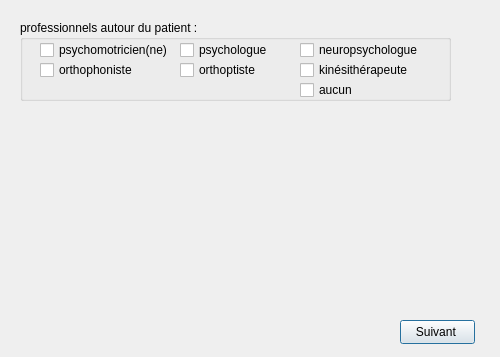
flo91360/TrameErgo, file interface2_2.ui: the form before one commit.
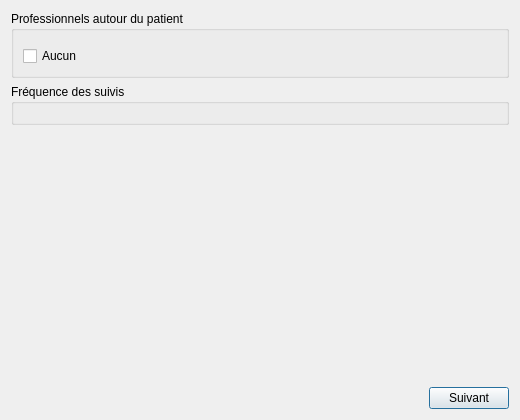
The form after the commit. Custom widgets are drawn as their Qt base class.

What changed in the file:
```diff
--- a/interface2_2.ui
+++ b/interface2_2.ui
@@ -2,146 +2,51 @@
 <ui version="4.0">
  <class>Interface2_2</class>
  <widget class="QDialog" name="Interface2_2">
-  <property name="geometry">
-   <rect>
-    <x>0</x>
-    <y>0</y>
-    <width>500</width>
-    <height>357</height>
-   </rect>
-  </property>
-  <property name="windowTitle">
-   <string>Dialog</string>
-  </property>
-  <widget class="QGroupBox" name="groupBoxProfessionnels">
-   <property name="geometry">
-    <rect>
-     <x>20</x>
-     <y>20</y>
-     <width>431</width>
-     <height>81</height>
-    </rect>
-   </property>
-   <property name="title">
-    <string>professionnels autour du patient :</string>
-   </property>
-   <widget class="QCheckBox" name="checkBoxPsychomotricien">
-    <property name="geometry">
-     <rect>
-      <x>20</x>
-      <y>20</y>
-      <width>133</width>
-      <height>20</height>
-     </rect>
-    </property>
-    <property name="text">
-     <string>psychomotricien(ne)</string>
-    </property>
-   </widget>
-   <widget class="QCheckBox" name="checkBoxOrthophoniste">
-    <property name="geometry">
-     <rect>
-      <x>20</x>
-      <y>40</y>
-      <width>98</width>
-      <height>20</height>
-     </rect>
-    </property>
-    <property name="text">
-     <string>orthophoniste</string>
-    </property>
-   </widget>
-   <widget class="QCheckBox" name="checkBoxOrthopiste">
-    <property name="geometry">
-     <rect>
-      <x>160</x>
-      <y>40</y>
-      <width>84</width>
-      <height>20</height>
-     </rect>
-    </property>
-    <property name="text">
-     <string>orthoptiste </string>
-    </property>
-   </widget>
-   <widget class="QCheckBox" name="checkBoxPsychologue">
-    <property name="geometry">
-     <rect>
-      <x>160</x>
-      <y>20</y>
-      <width>91</width>
-      <height>20</height>
-     </rect>
-    </property>
-    <property name="text">
-     <string>psychologue</string>
-    </property>
-   </widget>
-   <widget class="QCheckBox" name="checkBoxNeuropsychologue">
-    <property name="geometry">
-     <rect>
-      <x>280</x>
-      <y>20</y>
-      <width>122</width>
-      <height>20</height>
-     </rect>
-    </property>
-    <property name="text">
-     <string>neuropsychologue</string>
-    </property>
-   </widget>
-   <widget class="QCheckBox" name="checkBoxKinesiterapeute">
-    <property name="geometry">
-     <rect>
-      <x>280</x>
-      <y>40</y>
-      <width>110</width>
-      <height>20</height>
-     </rect>
-    </property>
-    <property name="text">
-     <string>kinésithérapeute</string>
-    </property>
-   </widget>
-   <widget class="QCheckBox" name="checkBoxAucun">
-    <property name="geometry">
-     <rect>
-      <x>280</x>
-      <y>60</y>
-      <width>76</width>
-      <height>20</height>
-     </rect>
-    </property>
-    <property name="text">
-     <string>aucun</string>
-    </property>
-   </widget>
-  </widget>
-  <widget class="QWidget" name="formLayoutWidget">
-   <property name="geometry">
-    <rect>
-     <x>20</x>
-     <y>120</y>
-     <width>451</width>
-     <height>196</height>
-    </rect>
-   </property>
-   <layout class="QFormLayout" name="formLayoutSuivi"/>
-  </widget>
-  <widget class="QPushButton" name="pushButtonSuivant">
-   <property name="geometry">
-    <rect>
-     <x>400</x>
-     <y>320</y>
-     <width>75</width>
-     <height>24</height>
-    </rect>
-   </property>
-   <property name="text">
-    <string>Suivant </string>
-   </property>
-  </widget>
+  <property name="geometry"><rect><x>0</x><y>0</y><width>520</width><height>420</height></rect></property>
+  <property name="windowTitle"><string>TrameErgo - Professionnels</string></property>
+  <layout class="QVBoxLayout" name="dispositionEcran">
+   <item>
+    <widget class="QGroupBox" name="groupBoxProfessionnels">
+     <property name="title"><string>Professionnels autour du patient</string></property>
+     <layout class="QVBoxLayout" name="layoutGroupBoxProfessionnels">
+      <item>
+       <widget class="ListeCases" name="listeProfessionnels"/>
+      </item>
+      <item>
+       <widget class="QCheckBox" name="checkBoxAucun"><property name="text"><string>Aucun</string></property></widget>
+      </item>
+     </layout>
+    </widget>
+   </item>
+   <item>
+    <widget class="QGroupBox" name="groupBoxSuivi">
+     <property name="title"><string>Fréquence des suivis</string></property>
+     <layout class="QFormLayout" name="formLayoutSuivi">
+     </layout>
+    </widget>
+   </item>
+   <item>
+    <spacer name="espaceVertical"><property name="orientation"><enum>Qt::Vertical</enum></property><property name="sizeHint" stdset="0"><size><width>20</width><height>40</height></size></property></spacer>
+   </item>
+   <item>
+    <layout class="QHBoxLayout" name="layoutBas">
+     <item>
+      <spacer name="espaceBas"><property name="orientation"><enum>Qt::Horizontal</enum></property><property name="sizeHint" stdset="0"><size><width>40</width><height>20</height></size></property></spacer>
+     </item>
+     <item>
+      <widget class="QPushButton" name="pushButtonSuivant"><property name="text"><string>Suivant</string></property></widget>
+     </item>
+    </layout>
+   </item>
+  </layout>
  </widget>
+ <customwidgets>
+  <customwidget>
+   <class>ListeCases</class>
+   <extends>QWidget</extends>
+   <header>listecases.h</header>
+  </customwidget>
+ </customwidgets>
  <resources/>
  <connections/>
 </ui>
```
